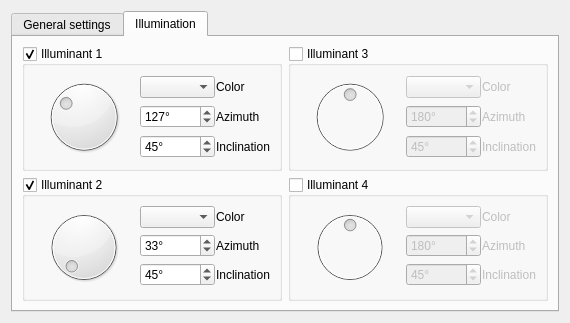
The window that krita/plugins/filters/phongbumpmap/wdgphongbumpmap.ui (KDE/krita) describes before a commit, drawn with Qt 5.
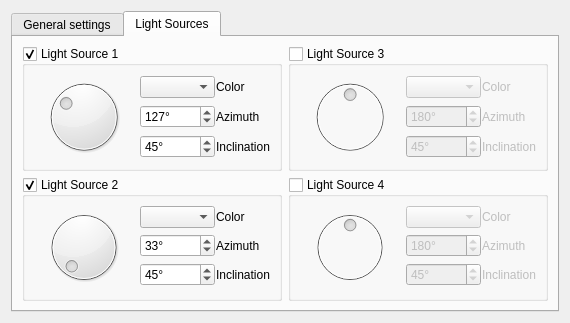
The same window after the commit. Custom widgets are drawn as their Qt base class.

Commit message: Renamed -illuminant(s)- to -light source(s)- by user request. Added What's this information to Spin Boxes to complement the tooltips. Added 'Azimuth' tool tip to the Dial to make it very clear that it's just another way to control the Azimuth angle.

What changed in the file:
```diff
--- a/krita/plugins/filters/phongbumpmap/wdgphongbumpmap.ui
+++ b/krita/plugins/filters/phongbumpmap/wdgphongbumpmap.ui
@@ -250,13 +250,13 @@
      </widget>
      <widget class="QWidget" name="illumination">
       <attribute name="title">
-       <string>Illumination</string>
+       <string>Light Sources</string>
       </attribute>
       <layout class="QGridLayout" name="gridLayout_9">
        <item row="0" column="0">
         <widget class="QGroupBox" name="illuminantGroupBox1">
          <property name="title">
-          <string>Illuminant 1</string>
+          <string>Light Source 1</string>
          </property>
          <property name="flat">
           <bool>false</bool>
@@ -448,7 +448,7 @@
        <item row="1" column="0">
         <widget class="QGroupBox" name="illuminantGroupBox2">
          <property name="title">
-          <string>Illuminant 2</string>
+          <string>Light Source 2</string>
          </property>
          <property name="flat">
           <bool>false</bool>
@@ -646,7 +646,7 @@
        <item row="0" column="1">
         <widget class="QGroupBox" name="illuminantGroupBox3">
          <property name="title">
-          <string>Illuminant 3</string>
+          <string>Light Source 3</string>
          </property>
          <property name="flat">
           <bool>false</bool>
@@ -841,7 +841,7 @@
        <item row="1" column="1">
         <widget class="QGroupBox" name="illuminantGroupBox4">
          <property name="title">
-          <string>Illuminant 4</string>
+          <string>Light Source 4</string>
          </property>
          <property name="flat">
           <bool>false</bool>
```
Left out of the diff: 55 changed lines with no effect on the pictures.
